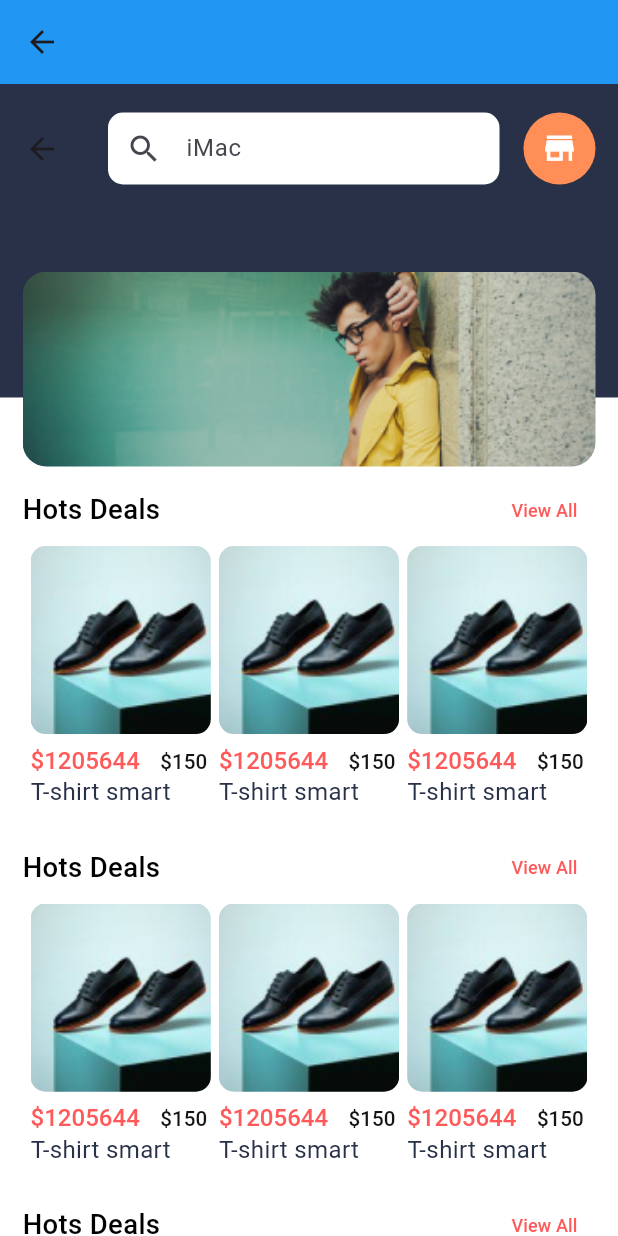
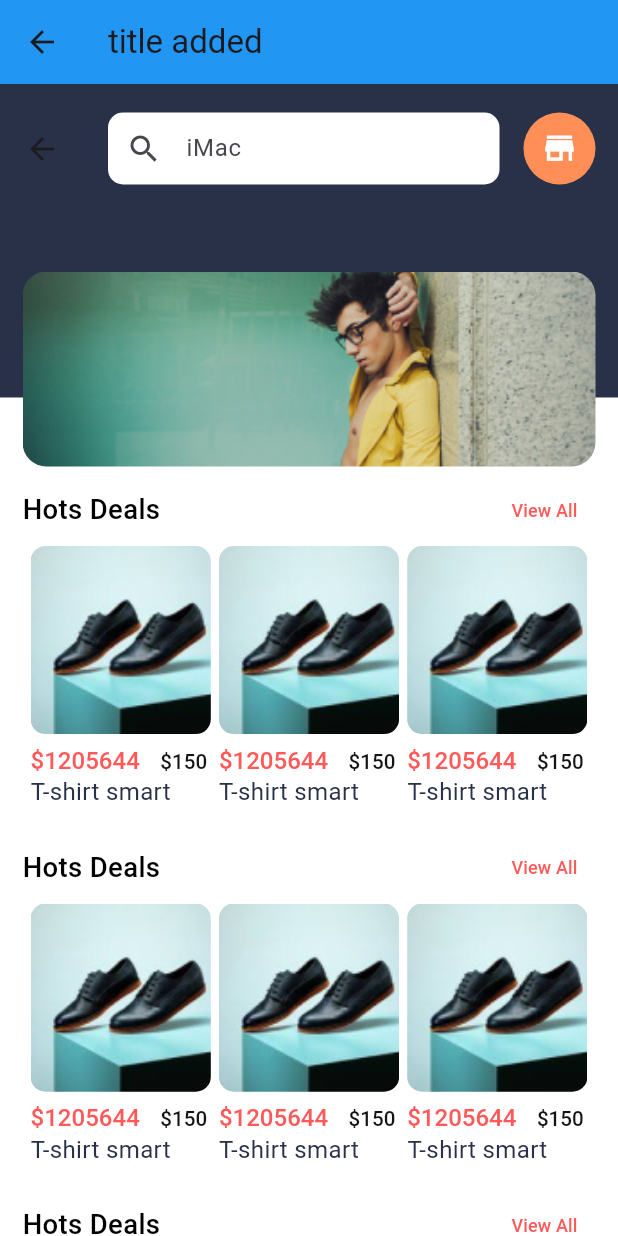
Before and after one commit to gangarammahato/self_ui_practice, a Flutter app: the DashboardScreen screen opened directly, on a phone screen of 412 x 824 dp. Run offline on Flutter 3.47's test engine with Material 2 defaults, Android fonts, the phone set to English and light mode, and no system bars; drawn by our look-alikes of carousel_slider; our stand-ins replace flutter_screenutil.

Commit message:
title added

```diff
--- a/lib/screens/dashboard_screen.dart
+++ b/lib/screens/dashboard_screen.dart
@@ -20,6 +20,7 @@ class _DashboardScreenState extends State<DashboardScreen> {
     return Scaffold(
       appBar: AppBar(
         backgroundColor: Colors.blue,
+        title: const Text('title added'),
       ),
       body: SingleChildScrollView(
         scrollDirection: Axis.vertical,
```
